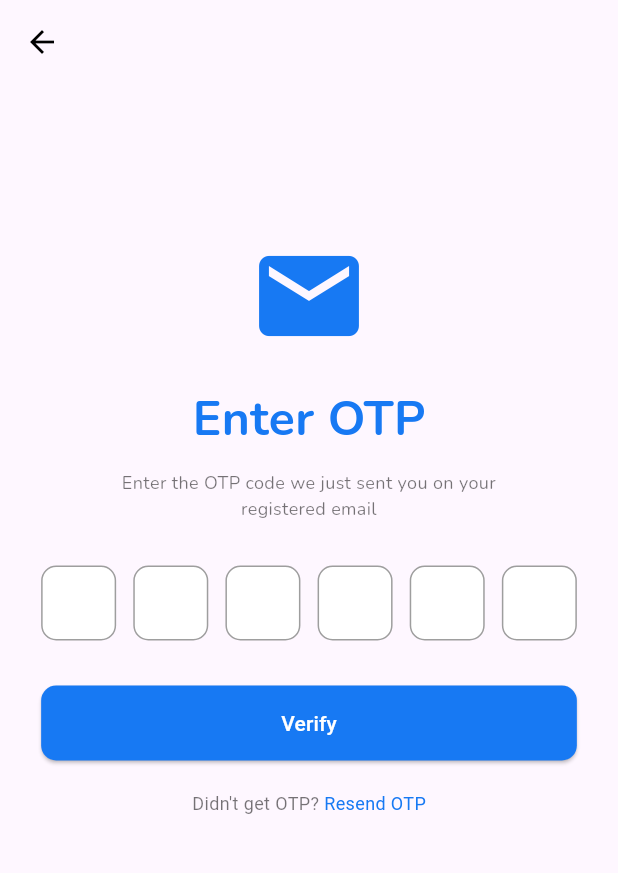
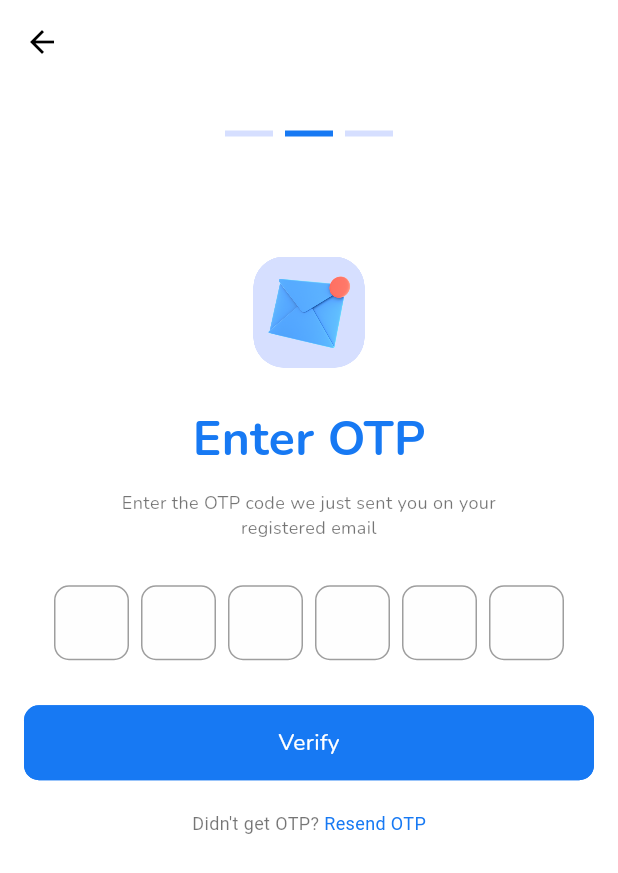
Before and after one commit to A2SV/Terra, a Flutter app: the OTPage screen opened directly, on a phone screen of 412 x 824 dp. Shown: the top 873 px of the screen. Run offline on Flutter 3.47's test engine with Material 3 defaults, Android fonts, the phone set to English and light mode, and no system bars; drawn by our look-alikes of pinput; our stand-ins replace flutter_styled_toast, flutter_svg, responsive_sizer; missing offline and left inert: validation_pro.

```diff
--- a/mobile/lib/gen/assets.gen.dart
+++ b/mobile/lib/gen/assets.gen.dart
@@ -15,12 +15,17 @@ class $AssetsImagesGen {
   /// File path: assets/images/images.png
   AssetGenImage get images => const AssetGenImage('assets/images/images.png');
 
+  /// File path: assets/images/message_icon.png
+  AssetGenImage get messageIcon =>
+      const AssetGenImage('assets/images/message_icon.png');
+
   /// File path: assets/images/png-clipart-car-car-white-thumbnail.png
   AssetGenImage get pngClipartCarCarWhiteThumbnail => const AssetGenImage(
       'assets/images/png-clipart-car-car-white-thumbnail.png');
 
   /// List of all assets
-  List<AssetGenImage> get values => [images, pngClipartCarCarWhiteThumbnail];
+  List<AssetGenImage> get values =>
+      [images, messageIcon, pngClipartCarCarWhiteThumbnail];
 }
 
 class $AssetsSvgGen {
--- a/mobile/lib/main.dart
+++ b/mobile/lib/main.dart
@@ -16,7 +16,7 @@ class MyApp extends StatelessWidget {
           darkTheme: ThemeConfig().darkTheme,
           theme: ThemeConfig().lightTheme,
           themeMode: ThemeMode.light,
-          home: const Scaffold(),
+          home: OTPage(),
         );
       },
     );
--- a/mobile/lib/src/features/auth/presentation/pages/otp_page.dart
+++ b/mobile/lib/src/features/auth/presentation/pages/otp_page.dart
@@ -1,5 +1,11 @@
 import 'package:flutter/gestures.dart';
 import 'package:flutter/material.dart';
+// import 'package:flutter_svg/flutter_svg.dart';
+import 'package:mobile/gen/assets.gen.dart';
+import 'package:mobile/src/core/utils/utils.dart';
+import 'package:mobile/src/core/widgets/custom_button.dart';
+import 'package:pinput/pinput.dart';
+import 'package:responsive_sizer/responsive_sizer.dart';
 
 class OTPage extends StatelessWidget {
   const OTPage({super.key});
@@ -15,17 +21,39 @@ class OTPage extends StatelessWidget {
         elevation: 0,
         backgroundColor: Colors.transparent,
       ),
+      backgroundColor: Colors.white,
       body: Padding(
         padding: const EdgeInsets.all(16.0),
         child: Column(
           crossAxisAlignment: CrossAxisAlignment.center,
           children: [
-            const SizedBox(
-              height: 85,
+            const SizedBox(height: 15),
+            Row(
+              mainAxisAlignment: MainAxisAlignment.center,
+              children: [
+                Container(
+                  width: 32,
+                  height: 4,
+                  color: const Color(0xFFD6DFFF),
+                ),
+                const SizedBox(width: 8),
+                Container(
+                  width: 32,
+                  height: 4,
+                  color: const Color(0xFF1779F3),
+                ),
+                const SizedBox(width: 8),
+                Container(
+                  width: 32,
+                  height: 4,
+                  color: const Color(0xFFD6DFFF),
+                ),
+              ],
             ),
-            // Image.asset(""),
-            const Icon(Icons.email, size: 80, color: Color(0xFF1779F3)),
-            const SizedBox(height: 20),
+            const SizedBox(height: 80),
+            Assets.images.messageIcon.path.asAssetImage(height: 9.h),
+            // SvgPicture.asset('assets/svg/message.svg'),
+            const SizedBox(height: 25),
             const Text(
               'Enter OTP',
               style: TextStyle(
@@ -52,41 +80,40 @@ class OTPage extends StatelessWidget {
               ),
             ),
             const SizedBox(height: 30),
-            Row(
-              mainAxisAlignment: MainAxisAlignment.spaceEvenly,
-              children: [
-                _otpInputField(context),
-                _otpInputField(context),
-                _otpInputField(context),
-                _otpInputField(context),
-                _otpInputField(context),
-                _otpInputField(context),
-              ],
+            Pinput(
+              length: 6,
+              showCursor: true,
+              onChanged: (value) {
+                // Handle OTP input change
+              },
+              onCompleted: (pin) {
+                // Handle OTP input completion
+              },
+              defaultPinTheme: PinTheme(
+                width: 50,
+                height: 50,
+                textStyle: const TextStyle(fontSize: 18, color: Colors.black),
+                decoration: BoxDecoration(
+                  color: const Color(0xFEAEFF5),
+                  borderRadius: BorderRadius.circular(10),
+                  border: Border.all(color: Colors.grey),
+                ),
+              ),
             ),
             const SizedBox(height: 30),
-            ElevatedButton(
+            CustomButton(
+              horizontalPadding: 0,
+              text: 'Verify',
               onPressed: () {
                 // Handle verify action
               },
-              style: ElevatedButton.styleFrom(
-                backgroundColor: Color(0xFF1779F3),
-                shape: RoundedRectangleBorder(
-                  borderRadius: BorderRadius.circular(10),
-                ),
-                padding:
-                    const EdgeInsets.symmetric(horizontal: 160, vertical: 15),
-              ),
-              child: const Text(
-                'Verify',
-                style: TextStyle(
-                  fontSize: 14,
-                  color: Colors.white,
-                ),
-              ),
+              height: 50,
+              borderColor: const Color(0xFF1779F3),
+              borderRadius: 10,
+              backgroundColor: const Color(0xFF1779F3),
+              textColor: Colors.white,
             ),
-            const SizedBox(
-              height: 20,
-            ),
+            const SizedBox(height: 20),
             Text.rich(
               TextSpan(
                 text: "Didn't get OTP? ",
@@ -95,10 +122,9 @@ class OTPage extends StatelessWidget {
                   TextSpan(
                     text: 'Resend OTP',
                     style: const TextStyle(
-                        color: Color(
-                          0xFF1779F3,
-                        ),
-                        fontSize: 12),
+                      color: Color(0xFF1779F3),
+                      fontSize: 12,
+                    ),
                     recognizer: TapGestureRecognizer()
                       ..onTap = () {
                         // Handle resend OTP action
@@ -113,28 +139,4 @@ class OTPage extends StatelessWidget {
       ),
     );
   }
-
-  Widget _otpInputField(BuildContext context) {
-    return Container(
-      width: 50,
-      height: 50,
-      decoration: BoxDecoration(
-        color: Colors.white,
-        borderRadius: BorderRadius.circular(10),
-        border: Border.all(color: Colors.grey),
-      ),
-      child: const Center(
-        child: TextField(
-          keyboardType: TextInputType.number,
-          textAlign: TextAlign.center,
-          style: TextStyle(fontSize: 18),
-          maxLength: 1,
-          decoration: InputDecoration(
-            border: InputBorder.none,
-            counterText: '',
-          ),
-        ),
-      ),
-    );
-  }
 }
--- a/mobile/pubspec.yaml
+++ b/mobile/pubspec.yaml
@@ -23,6 +23,7 @@ dependencies:
   responsive_sizer: ^3.3.1
   shimmer: ^3.0.0
   validation_pro: ^1.2.0
+  pinput: ^5.0.0
 
 dev_dependencies:
   build_runner: ^2.4.11
```
Also changed, not shown: mobile/assets/images/message_icon.png (added), mobile/assets/svg/message_icon.svg (deleted), mobile/pubspec.lock.
